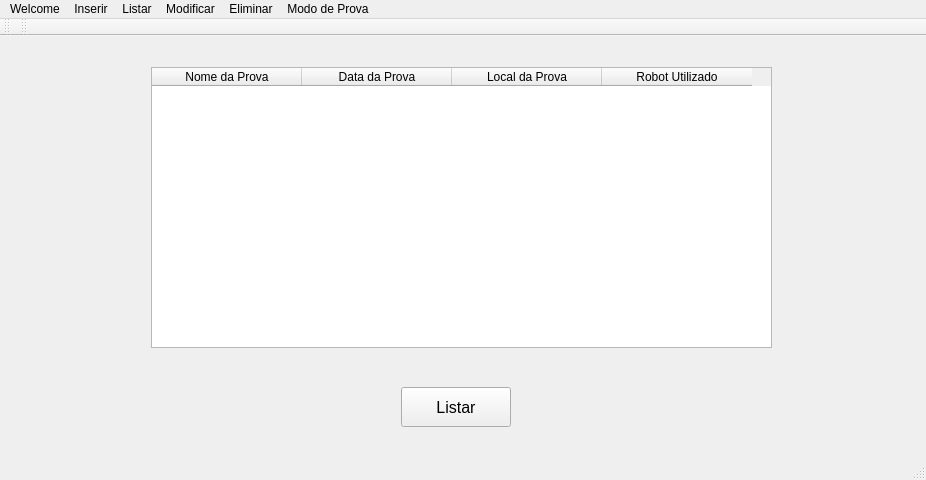
Qt form si/qt/gamelic_qt/mainwindow.ui (Wultyc/ISEP_1718_2A2S_LSIS1) before a commit.
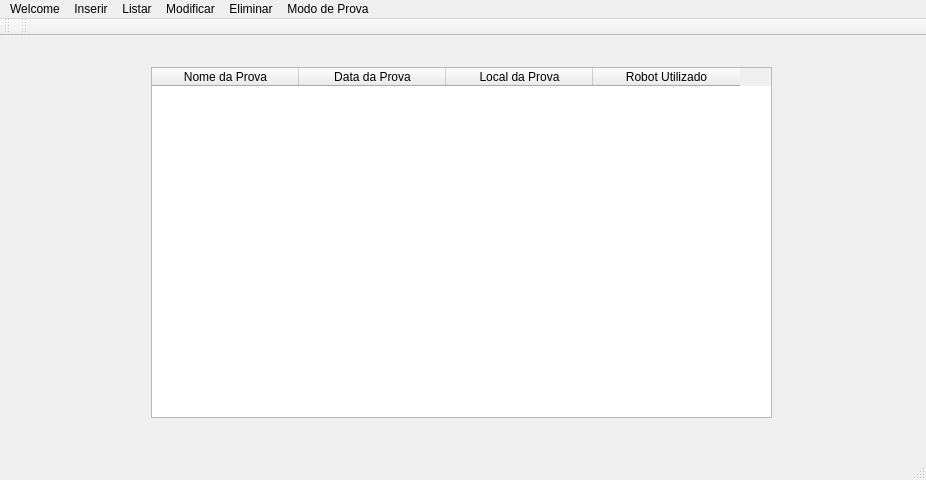
The same form after that commit. The open tabs and pages were chosen to show the change.

Commit message: Reformulação do update das listagens, eliminar butões

```diff
--- a/si/qt/gamelic_qt/mainwindow.ui
+++ b/si/qt/gamelic_qt/mainwindow.ui
@@ -625,11 +625,11 @@
           <x>140</x>
           <y>20</y>
           <width>621</width>
-          <height>281</height>
+          <height>351</height>
          </rect>
         </property>
         <attribute name="horizontalHeaderDefaultSectionSize">
-         <number>150</number>
+         <number>147</number>
         </attribute>
         <column>
          <property name="text">
@@ -652,24 +652,6 @@
          </property>
         </column>
        </widget>
-       <widget class="QPushButton" name="pushListarProva">
-        <property name="geometry">
-         <rect>
-          <x>390</x>
-          <y>340</y>
-          <width>110</width>
-          <height>40</height>
-         </rect>
-        </property>
-        <property name="font">
-         <font>
-          <pointsize>12</pointsize>
-         </font>
-        </property>
-        <property name="text">
-         <string>Listar</string>
-        </property>
-       </widget>
       </widget>
       <widget class="QWidget" name="listarRobot">
        <widget class="QTableWidget" name="tabelaListarRobot">
```
Left out of the diff: 46 changed lines with no effect on the pictures. The commit also changes 2 other files.
